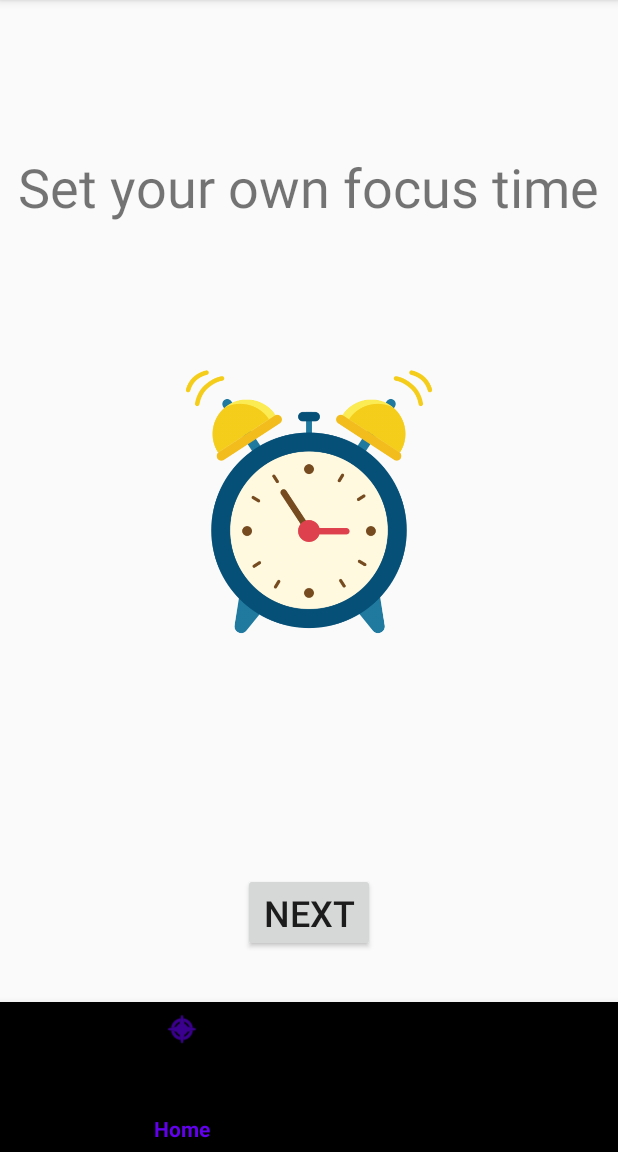
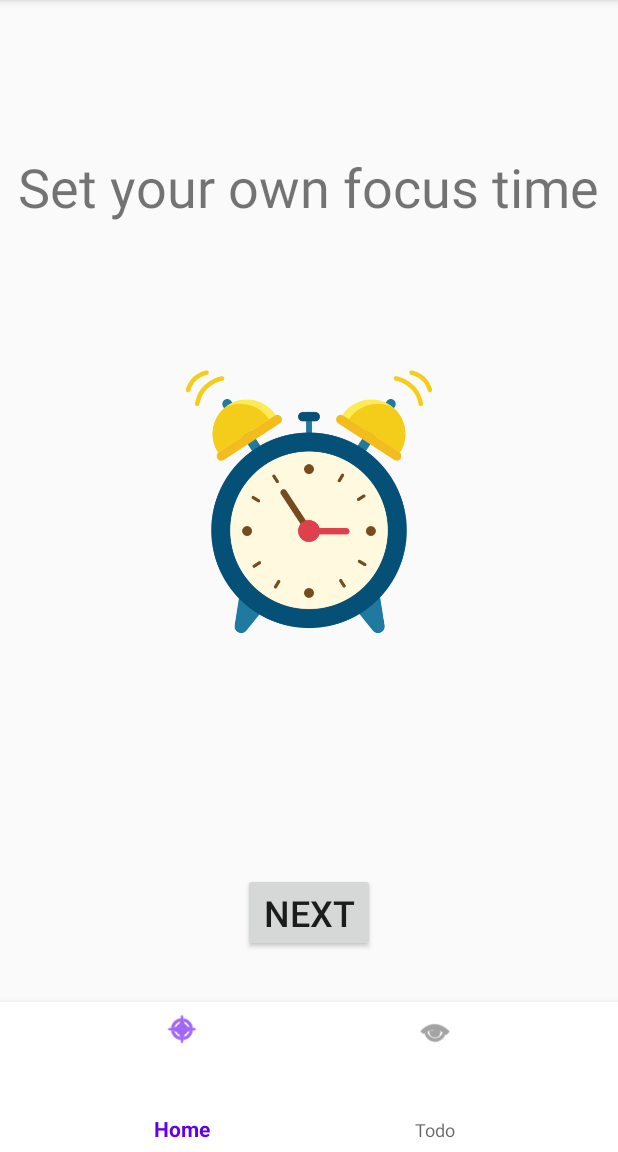
Before and after one commit to SauleStan/nativeApp, an Android app: the screen it shows after launch (MainActivity), on a phone screen of 412 x 824 dp, the part 84-1236 px from its top. Run offline under Robolectric (Android 15) with nearby library versions, the phone set to English and light mode, and no system bars; our stand-ins replace navigation-ui.

```diff
--- a/app/build.gradle
+++ b/app/build.gradle
@@ -1,6 +1,7 @@
 apply plugin: 'com.android.application'
 apply plugin: 'kotlin-android'
 apply plugin: 'kotlin-android-extensions'
+apply plugin: 'com.google.gms.google-services'
 
 android {
     compileSdkVersion 29
@@ -12,7 +13,7 @@ android {
         targetSdkVersion 29
         versionCode 1
         versionName "1.0"
-
+        multiDexEnabled true
         testInstrumentationRunner "androidx.test.runner.AndroidJUnitRunner"
     }
 
@@ -35,7 +36,9 @@ dependencies {
     implementation 'androidx.legacy:legacy-support-v4:1.0.0'
     implementation "android.arch.lifecycle:extensions:1.1.1"
     implementation "androidx.viewpager2:viewpager2:1.0.0"
+    implementation 'com.google.firebase:firebase-firestore:22.0.0'
     testImplementation 'junit:junit:4.12'
+    implementation 'com.firebaseui:firebase-ui-auth:6.4.0'
     androidTestImplementation 'androidx.test.ext:junit:1.1.2'
     androidTestImplementation 'androidx.test.espresso:espresso-core:3.3.0'
 
--- a/app/src/main/java/eif/viko/lt/focustimer/Models/Item.kt
+++ b/app/src/main/java/eif/viko/lt/focustimer/Models/Item.kt
@@ -1,3 +1,3 @@
 package eif.viko.lt.focustimer.Models
 
-data class Item(var title: String, var description: String, var dueDate: String)
+data class Item(var title: String="", var description: String="", var dueDate: String="")
--- a/app/src/main/java/eif/viko/lt/focustimer/onboarding/screens/Screen2Fragment.kt
+++ b/app/src/main/java/eif/viko/lt/focustimer/onboarding/screens/Screen2Fragment.kt
@@ -12,7 +12,7 @@ class Screen2Fragment : Fragment(R.layout.fragment_screen2) {
     override fun onViewCreated(view: View, savedInstanceState: Bundle?) {
         super.onViewCreated(view, savedInstanceState)
         button.setOnClickListener {
-            findNavController().navigate(R.id.action_viewPagerFragment_to_homeFragment)
+            findNavController().navigate(R.id.action_viewPagerFragment_to_loginFragment)
             onBoardingFinish()
         }
     }
@@ -20,7 +20,7 @@ class Screen2Fragment : Fragment(R.layout.fragment_screen2) {
     private fun onBoardingFinish(){
         val sharedPref = requireActivity().getSharedPreferences("onBoarding", Context.MODE_PRIVATE)
         val editor = sharedPref.edit()
-        editor.putBoolean("Finished", true)
+        editor.putBoolean("Finished3", true)
         editor.apply()
     }
 }
--- a/app/src/main/java/eif/viko/lt/focustimer/onboarding/screens/SplashScreenFragment.kt
+++ b/app/src/main/java/eif/viko/lt/focustimer/onboarding/screens/SplashScreenFragment.kt
@@ -15,7 +15,7 @@ class SplashScreenFragment : Fragment(R.layout.fragment_splash_screen) {
         super.onViewCreated(view, savedInstanceState)
         Handler().postDelayed({
             if(onBoarding()){
-                findNavController().navigate(R.id.action_splashScreenFragment_to_homeFragment)
+                findNavController().navigate(R.id.action_splashScreenFragment_to_loginFragment)
             }else{
                 findNavController().navigate(R.id.action_splashScreenFragment_to_viewPagerFragment)
             }
@@ -24,6 +24,6 @@ class SplashScreenFragment : Fragment(R.layout.fragment_splash_screen) {
 
     private fun onBoarding():Boolean {
         val sharedPref = requireActivity().getSharedPreferences("onBoarding", Context.MODE_PRIVATE)
-        return sharedPref.getBoolean("Finished", false)
+        return sharedPref.getBoolean("Finished3", false)
     }
 }
--- a/app/src/main/res/layout/activity_main.xml
+++ b/app/src/main/res/layout/activity_main.xml
@@ -10,10 +10,11 @@
         android:id="@+id/bottom_nav"
         android:layout_width="0dp"
         android:layout_height="100dp"
-        app:menu="@menu/menu"
+        android:background="#FFFFFF"
         app:layout_constraintBottom_toBottomOf="parent"
         app:layout_constraintEnd_toEndOf="parent"
-        app:layout_constraintStart_toStartOf="parent" />
+        app:layout_constraintStart_toStartOf="parent"
+        app:menu="@menu/menu" />
 
     <fragment
         android:id="@+id/nav_host_fragment"
--- a/app/src/main/res/navigation/navigation.xml
+++ b/app/src/main/res/navigation/navigation.xml
@@ -28,8 +28,8 @@
             android:id="@+id/action_splashScreenFragment_to_viewPagerFragment"
             app:destination="@id/viewPagerFragment" />
         <action
-            android:id="@+id/action_splashScreenFragment_to_homeFragment"
-            app:destination="@id/homeFragment" />
+            android:id="@+id/action_splashScreenFragment_to_loginFragment"
+            app:destination="@id/loginFragment" />
     </fragment>
     <fragment
         android:id="@+id/viewPagerFragment"
@@ -37,7 +37,15 @@
         android:label="fragment_view_pager"
         tools:layout="@layout/fragment_view_pager" >
         <action
-            android:id="@+id/action_viewPagerFragment_to_homeFragment"
+            android:id="@+id/action_viewPagerFragment_to_loginFragment"
+            app:destination="@id/loginFragment" />
+    </fragment>
+    <fragment
+        android:id="@+id/loginFragment"
+        android:name="eif.viko.lt.focustimer.Fragments.LoginFragment"
+        android:label="LoginFragment" >
+        <action
+            android:id="@+id/action_loginFragment_to_homeFragment"
             app:destination="@id/homeFragment" />
     </fragment>
 </navigation>
--- a/build.gradle
+++ b/build.gradle
@@ -6,8 +6,9 @@ buildscript {
         jcenter()
     }
     dependencies {
-        classpath "com.android.tools.build:gradle:4.0.2"
+        classpath 'com.android.tools.build:gradle:4.1.1'
         classpath "org.jetbrains.kotlin:kotlin-gradle-plugin:$kotlin_version"
+        classpath 'com.google.gms:google-services:4.3.4'
 
         // NOTE: Do not place your application dependencies here; they belong
         // in the individual module build.gradle files
```
Also changed, not shown: app/src/main/java/eif/viko/lt/focustimer/Fragments/LoginFragment.kt (added, +53 -0 lines), app/src/main/java/eif/viko/lt/focustimer/Repositories/TodoListRepository.kt (added, +36 -0 lines), gradle/wrapper/gradle-wrapper.properties, 1 other file.
